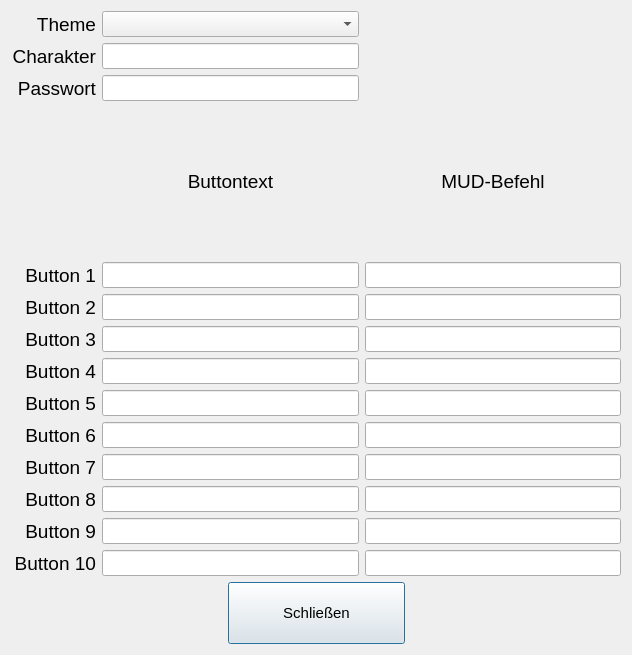
Tamedhon/qTame, file settings.ui: the form before one commit.
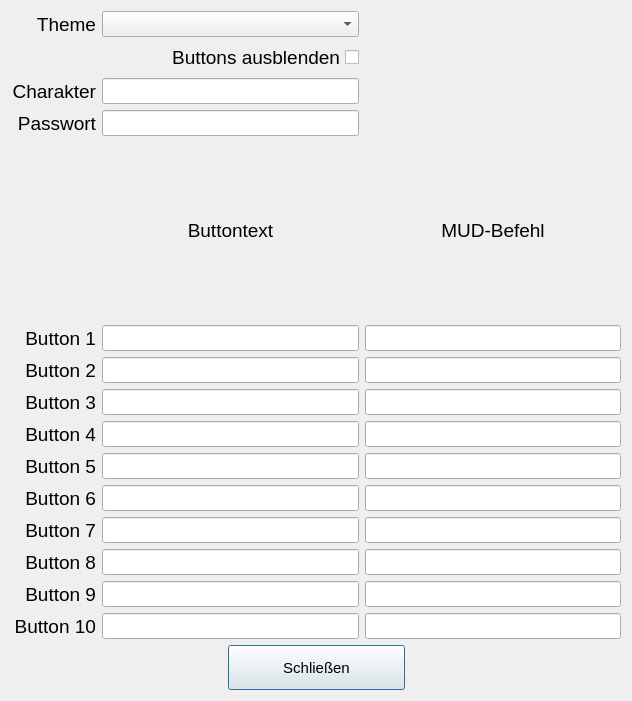
The form after the commit. Icons and pictures are not drawn.

```diff
--- a/settings.ui
+++ b/settings.ui
@@ -7,7 +7,7 @@
     <x>0</x>
     <y>0</y>
     <width>632</width>
-    <height>655</height>
+    <height>701</height>
    </rect>
   </property>
   <property name="windowTitle">
@@ -18,39 +18,21 @@
     <normaloff>:/logo.png</normaloff>:/logo.png</iconset>
   </property>
   <layout class="QGridLayout" name="gridLayout">
-   <item row="10" column="0">
-    <widget class="QLabel" name="lblB7">
+   <item row="0" column="0">
+    <widget class="QLabel" name="lblTheme">
      <property name="font">
       <font>
        <pointsize>14</pointsize>
       </font>
      </property>
      <property name="text">
-      <string>Button 7</string>
+      <string>Theme</string>
      </property>
      <property name="alignment">
       <set>Qt::AlignRight|Qt::AlignTrailing|Qt::AlignVCenter</set>
      </property>
     </widget>
    </item>
-   <item row="9" column="1">
-    <widget class="QLineEdit" name="leButtonText6">
-     <property name="font">
-      <font>
-       <pointsize>11</pointsize>
-      </font>
-     </property>
-    </widget>
-   </item>
-   <item row="9" column="2">
-    <widget class="QLineEdit" name="leCMD6">
-     <property name="font">
-      <font>
-       <pointsize>11</pointsize>
-      </font>
-     </property>
-    </widget>
-   </item>
    <item row="0" column="1">
     <widget class="QComboBox" name="cmbTheme">
      <property name="font">
@@ -60,49 +42,22 @@
      </property>
     </widget>
    </item>
-   <item row="8" column="0">
-    <widget class="QLabel" name="lblB5">
+   <item row="1" column="0" colspan="2">
+    <widget class="QCheckBox" name="cbVis">
      <property name="font">
       <font>
        <pointsize>14</pointsize>
       </font>
      </property>
+     <property name="layoutDirection">
+      <enum>Qt::RightToLeft</enum>
+     </property>
      <property name="text">
-      <string>Button 5</string>
+      <string>Buttons ausblenden</string>
      </property>
-     <property name="alignment">
-      <set>Qt::AlignRight|Qt::AlignTrailing|Qt::AlignVCenter</set>
-     </property>
     </widget>
    </item>
-   <item row="13" column="2">
-    <widget class="QLineEdit" name="leCMD10">
-     <property name="font">
-      <font>
-       <pointsize>11</pointsize>
-      </font>
-     </property>
-    </widget>
-   </item>
-   <item row="8" column="2">
-    <widget class="QLineEdit" name="leCMD5">
-     <property name="font">
-      <font>
-       <pointsize>11</pointsize>
-      </font>
-     </property>
-    </widget>
-   </item>
-   <item row="5" column="2">
-    <widget class="QLineEdit" name="leCMD2">
-     <property name="font">
-      <font>
-       <pointsize>11</pointsize>
-      </font>
-     </property>
-    </widget>
-   </item>
-   <item row="1" column="0">
+   <item row="2" column="0">
     <widget class="QLabel" name="lblUser">
      <property name="font">
       <font>
@@ -117,7 +72,88 @@
      </property>
     </widget>
    </item>
+   <item row="2" column="1">
+    <widget class="QLineEdit" name="leChar">
+     <property name="font">
+      <font>
+       <pointsize>11</pointsize>
+      </font>
+     </property>
+    </widget>
+   </item>
+   <item row="3" column="0">
+    <widget class="QLabel" name="lblPW">
+     <property name="font">
+      <font>
+       <pointsize>14</pointsize>
+      </font>
+     </property>
+     <property name="text">
+      <string>Passwort</string>
+     </property>
+     <property name="alignment">
+      <set>Qt::AlignRight|Qt::AlignTrailing|Qt::AlignVCenter</set>
+     </property>
+    </widget>
+   </item>
+   <item row="3" column="1">
+    <widget class="QLineEdit" name="lePW">
+     <property name="font">
+      <font>
+       <pointsize>11</pointsize>
+      </font>
+     </property>
+     <property name="echoMode">
+      <enum>QLineEdit::Password</enum>
+     </property>
+    </widget>
+   </item>
    <item row="4" column="1">
+    <widget class="QLabel" name="lblBtnText">
+     <property name="font">
+      <font>
+       <pointsize>14</pointsize>
+      </font>
+     </property>
+     <property name="text">
+      <string>Buttontext</string>
+     </property>
+     <property name="alignment">
+      <set>Qt::AlignCenter</set>
+     </property>
+    </widget>
+   </item>
+   <item row="4" column="2">
+    <widget class="QLabel" name="lblCMD">
+     <property name="font">
+      <font>
+       <pointsize>14</pointsize>
+      </font>
+     </property>
+     <property name="text">
+      <string>MUD-Befehl</string>
+     </property>
+     <property name="alignment">
+      <set>Qt::AlignCenter</set>
+     </property>
+    </widget>
+   </item>
+   <item row="5" column="0">
+    <widget class="QLabel" name="lblB1">
+     <property name="font">
+      <font>
+       <pointsize>14</pointsize>
+      </font>
+     </property>
+     <property name="text">
+      <string>Button 1</string>
+     </property>
+     <property name="alignment">
+      <set>Qt::AlignRight|Qt::AlignTrailing|Qt::AlignVCenter</set>
+     </property>
+    </widget>
+   </item>
+   <item row="5" column="1">
     <widget class="QLineEdit" name="leButtonText1">
      <property name="font">
       <font>
@@ -126,26 +162,8 @@
      </property>
     </widget>
    </item>
-   <item row="10" column="2">
-    <widget class="QLineEdit" name="leCMD7">
-     <property name="font">
-      <font>
-       <pointsize>11</pointsize>
-      </font>
-     </property>
-    </widget>
-   </item>
-   <item row="10" column="1">
-    <widget class="QLineEdit" name="leButtonText7">
-     <property name="font">
-      <font>
-       <pointsize>11</pointsize>
-      </font>
-     </property>
-    </widget>
-   </item>
-   <item row="8" column="1">
-    <widget class="QLineEdit" name="leButtonText5">
+   <item row="5" column="2">
+    <widget class="QLineEdit" name="leCMD1">
      <property name="font">
       <font>
        <pointsize>11</pointsize>
@@ -154,6 +172,39 @@
     </widget>
    </item>
    <item row="6" column="0">
+    <widget class="QLabel" name="lblB2">
+     <property name="font">
+      <font>
+       <pointsize>14</pointsize>
+      </font>
+     </property>
+     <property name="text">
+      <string>Button 2</string>
+     </property>
+     <property name="alignment">
+      <set>Qt::AlignRight|Qt::AlignTrailing|Qt::AlignVCenter</set>
+     </property>
+    </widget>
+   </item>
+   <item row="6" column="1">
+    <widget class="QLineEdit" name="leButtonText2">
+     <property name="font">
+      <font>
+       <pointsize>11</pointsize>
+      </font>
+     </property>
+    </widget>
+   </item>
+   <item row="6" column="2">
+    <widget class="QLineEdit" name="leCMD2">
+     <property name="font">
+      <font>
+       <pointsize>11</pointsize>
+      </font>
+     </property>
+    </widget>
+   </item>
+   <item row="7" column="0">
     <widget class="QLabel" name="lblB3">
      <property name="font">
       <font>
@@ -168,8 +219,8 @@
      </property>
     </widget>
    </item>
-   <item row="12" column="1">
-    <widget class="QLineEdit" name="leButtonText9">
+   <item row="7" column="1">
+    <widget class="QLineEdit" name="leButtonText3">
      <property name="font">
       <font>
        <pointsize>11</pointsize>
@@ -177,7 +228,16 @@
      </property>
     </widget>
    </item>
-   <item row="7" column="0">
+   <item row="7" column="2">
+    <widget class="QLineEdit" name="leCMD3">
+     <property name="font">
+      <font>
+       <pointsize>11</pointsize>
+      </font>
+     </property>
+    </widget>
+   </item>
+   <item row="8" column="0">
     <widget class="QLabel" name="lblB4">
      <property name="font">
       <font>
@@ -192,22 +252,7 @@
      </property>
     </widget>
    </item>
-   <item row="4" column="0">
-    <widget class="QLabel" name="lblB1">
-     <property name="font">
-      <font>
-       <pointsize>14</pointsize>
-      </font>
-     </property>
-     <property name="text">
-      <string>Button 1</string>
-     </property>
-     <property name="alignment">
-      <set>Qt::AlignRight|Qt::AlignTrailing|Qt::AlignVCenter</set>
-     </property>
-    </widget>
-   </item>
-   <item row="7" column="1">
+   <item row="8" column="1">
     <widget class="QLineEdit" name="leButtonText4">
      <property name="font">
       <font>
@@ -216,31 +261,7 @@
      </property>
     </widget>
    </item>
-   <item row="6" column="2">
-    <widget class="QLineEdit" name="leCMD3">
-     <property name="font">
-      <font>
-       <pointsize>11</pointsize>
-      </font>
-     </property>
-    </widget>
-   </item>
-   <item row="5" column="0">
-    <widget class="QLabel" name="lblB2">
-     <property name="font">
-      <font>
-       <pointsize>14</pointsize>
-      </font>
-     </property>
-     <property name="text">
-      <string>Button 2</string>
-     </property>
-     <property name="alignment">
-      <set>Qt::AlignRight|Qt::AlignTrailing|Qt::AlignVCenter</set>
-     </property>
-    </widget>
-   </item>
-   <item row="7" column="2">
+   <item row="8" column="2">
     <widget class="QLineEdit" name="leCMD4">
      <property name="font">
       <font>
@@ -249,35 +270,56 @@
      </property>
     </widget>
    </item>
-   <item row="2" column="1">
-    <widget class="QLineEdit" name="lePW">
+   <item row="9" column="0">
+    <widget class="QLabel" name="lblB5">
      <property name="font">
       <font>
+       <pointsize>14</pointsize>
+      </font>
+     </property>
+     <property name="text">
+      <string>Button 5</string>
+     </property>
+     <property name="alignment">
+      <set>Qt::AlignRight|Qt::AlignTrailing|Qt::AlignVCenter</set>
+     </property>
+    </widget>
+   </item>
+   <item row="9" column="1">
+    <widget class="QLineEdit" name="leButtonText5">
+     <property name="font">
+      <font>
        <pointsize>11</pointsize>
       </font>
      </property>
-     <property name="echoMode">
-      <enum>QLineEdit::Password</enum>
+    </widget>
+   </item>
+   <item row="9" column="2">
+    <widget class="QLineEdit" name="leCMD5">
+     <property name="font">
+      <font>
+       <pointsize>11</pointsize>
+      </font>
      </property>
     </widget>
    </item>
-   <item row="13" column="0">
-    <widget class="QLabel" name="lblB10">
+   <item row="10" column="0">
+    <widget class="QLabel" name="lblB6">
      <property name="font">
       <font>
        <pointsize>14</pointsize>
       </font>
      </property>
      <property name="text">
-      <string>Button 10</string>
+      <string>Button 6</string>
      </property>
      <property name="alignment">
       <set>Qt::AlignRight|Qt::AlignTrailing|Qt::AlignVCenter</set>
      </property>
     </widget>
    </item>
-   <item row="12" column="2">
-    <widget class="QLineEdit" name="leCMD9">
+   <item row="10" column="1">
+    <widget class="QLineEdit" name="leButtonText6">
      <property name="font">
       <font>
        <pointsize>11</pointsize>
@@ -285,8 +327,8 @@
      </property>
     </widget>
    </item>
-   <item row="4" column="2">
-    <widget class="QLineEdit" name="leCMD1">
+   <item row="10" column="2">
+    <widget class="QLineEdit" name="leCMD6">
      <property name="font">
       <font>
        <pointsize>11</pointsize>
@@ -294,61 +336,73 @@
      </property>
     </widget>
    </item>
-   <item row="1" column="1">
-    <widget class="QLineEdit" name="leChar">
+   <item row="11" column="0">
+    <widget class="QLabel" name="lblB7">
      <property name="font">
       <font>
-       <pointsize>11</pointsize>
-      </font>
-     </property>
-    </widget>
-   </item>
-   <item row="0" column="0">
-    <widget class="QLabel" name="lblTheme">
-     <property name="font">
-      <font>
        <pointsize>14</pointsize>
       </font>
      </property>
      <property name="text">
-      <string>Theme</string>
+      <string>Button 7</string>
      </property>
      <property name="alignment">
       <set>Qt::AlignRight|Qt::AlignTrailing|Qt::AlignVCenter</set>
      </property>
     </widget>
    </item>
-   <item row="3" column="2">
-    <widget class="QLabel" name="lblCMD">
+   <item row="11" column="1">
+    <widget class="QLineEdit" name="leButtonText7">
      <property name="font">
       <font>
-       <pointsize>14</pointsize>
+       <pointsize>11</pointsize>
       </font>
      </property>
-     <property name="text">
-      <string>MUD-Befehl</string>
-     </property>
-     <property name="alignment">
-      <set>Qt::AlignCenter</set>
-     </property>
     </widget>
    </item>
-   <item row="3" column="1">
-    <widget class="QLabel" name="lblBtnText">
+   <item row="11" column="2">
+    <widget class="QLineEdit" name="leCMD7">
      <property name="font">
       <font>
-       <pointsize>14</pointsize>
+       <pointsize>11</pointsize>
       </font>
      </property>
-     <property name="text">
-      <string>Buttontext</string>
-     </property>
-     <property name="alignment">
-      <set>Qt::AlignCenter</set>
-     </property>
     </widget>
    </item>
    <item row="12" column="0">
+    <widget class="QLabel" name="lblB8">
+     <property name="font">
+      <font>
+       <pointsize>14</pointsize>
+      </font>
+     </property>
+     <property name="text">
+      <string>Button 8</string>
+     </property>
+     <property name="alignment">
+      <set>Qt::AlignRight|Qt::AlignTrailing|Qt::AlignVCenter</set>
+     </property>
+    </widget>
+   </item>
+   <item row="12" column="1">
+    <widget class="QLineEdit" name="leButtonText8">
+     <property name="font">
+      <font>
+       <pointsize>11</pointsize>
+      </font>
+     </property>
+    </widget>
+   </item>
+   <item row="12" column="2">
+    <widget class="QLineEdit" name="leCMD8">
+     <property name="font">
+      <font>
+       <pointsize>11</pointsize>
+      </font>
+     </property>
+    </widget>
+   </item>
+   <item row="13" column="0">
     <widget class="QLabel" name="lblB9">
      <property name="font">
       <font>
@@ -363,16 +417,40 @@
      </property>
     </widget>
    </item>
-   <item row="11" column="2">
-    <widget class="QLineEdit" name="leCMD8">
-     <property name="font">
-      <font>
-       <pointsize>11</pointsize>
-      </font>
-     </property>
-    </widget>
-   </item>
    <item row="13" column="1">
+    <widget class="QLineEdit" name="leButtonText9">
+     <property name="font">
+      <font>
+       <pointsize>11</pointsize>
+      </font>
+     </property>
+    </widget>
+   </item>
+   <item row="13" column="2">
+    <widget class="QLineEdit" name="leCMD9">
+     <property name="font">
+      <font>
+       <pointsize>11</pointsize>
+      </font>
+     </property>
+    </widget>
+   </item>
+   <item row="14" column="0">
+    <widget class="QLabel" name="lblB10">
+     <property name="font">
+      <font>
+       <pointsize>14</pointsize>
+      </font>
+     </property>
+     <property name="text">
+      <string>Button 10</string>
+     </property>
+     <property name="alignment">
+      <set>Qt::AlignRight|Qt::AlignTrailing|Qt::AlignVCenter</set>
+     </property>
+    </widget>
+   </item>
+   <item row="14" column="1">
     <widget class="QLineEdit" name="leButtonText10">
      <property name="font">
       <font>
@@ -381,8 +459,8 @@
      </property>
     </widget>
    </item>
-   <item row="6" column="1">
-    <widget class="QLineEdit" name="leButtonText3">
+   <item row="14" column="2">
+    <widget class="QLineEdit" name="leCMD10">
      <property name="font">
       <font>
        <pointsize>11</pointsize>
@@ -390,70 +468,7 @@
      </property>
     </widget>
    </item>
-   <item row="2" column="0">
-    <widget class="QLabel" name="lblPW">
-     <property name="font">
-      <font>
-       <pointsize>14</pointsize>
-      </font>
-     </property>
-     <property name="text">
-      <string>Passwort</string>
-     </property>
-     <property name="alignment">
-      <set>Qt::AlignRight|Qt::AlignTrailing|Qt::AlignVCenter</set>
-     </property>
-    </widget>
-   </item>
-   <item row="11" column="0">
-    <widget class="QLabel" name="lblB8">
-     <property name="font">
-      <font>
-       <pointsize>14</pointsize>
-      </font>
-     </property>
-     <property name="text">
-      <string>Button 8</string>
-     </property>
-     <property name="alignment">
-      <set>Qt::AlignRight|Qt::AlignTrailing|Qt::AlignVCenter</set>
-     </property>
-    </widget>
-   </item>
-   <item row="11" column="1">
-    <widget class="QLineEdit" name="leButtonText8">
-     <property name="font">
-      <font>
-       <pointsize>11</pointsize>
-      </font>
-     </property>
-    </widget>
-   </item>
-   <item row="5" column="1">
-    <widget class="QLineEdit" name="leButtonText2">
-     <property name="font">
-      <font>
-       <pointsize>11</pointsize>
-      </font>
-     </property>
-    </widget>
-   </item>
-   <item row="9" column="0">
-    <widget class="QLabel" name="lblB6">
-     <property name="font">
-      <font>
-       <pointsize>14</pointsize>
-      </font>
-     </property>
-     <property name="text">
-      <string>Button 6</string>
-     </property>
-     <property name="alignment">
-      <set>Qt::AlignRight|Qt::AlignTrailing|Qt::AlignVCenter</set>
-     </property>
-    </widget>
-   </item>
-   <item row="14" column="0" colspan="3">
+   <item row="15" column="0" colspan="3">
     <layout class="QHBoxLayout" name="horizontalLayout">
      <item>
       <spacer name="horizontalSpacer">
@@ -473,13 +488,13 @@
        <property name="minimumSize">
         <size>
          <width>177</width>
-         <height>62</height>
+         <height>45</height>
         </size>
        </property>
        <property name="maximumSize">
         <size>
          <width>16777215</width>
-         <height>62</height>
+         <height>45</height>
         </size>
        </property>
        <property name="font">
```
Left out of the diff: 2 changed lines with no effect on the pictures.
